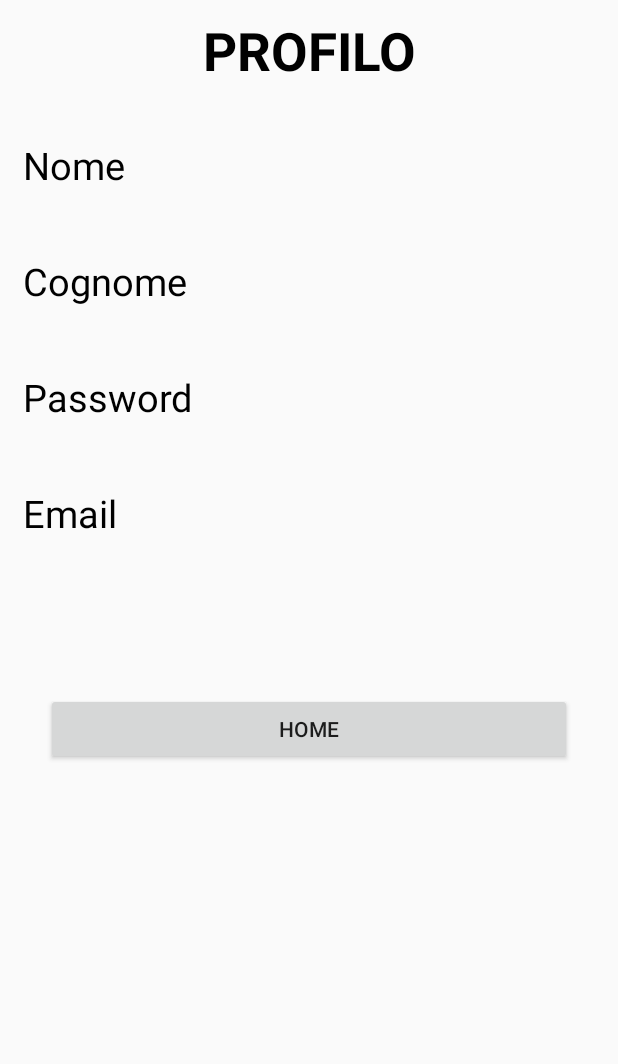
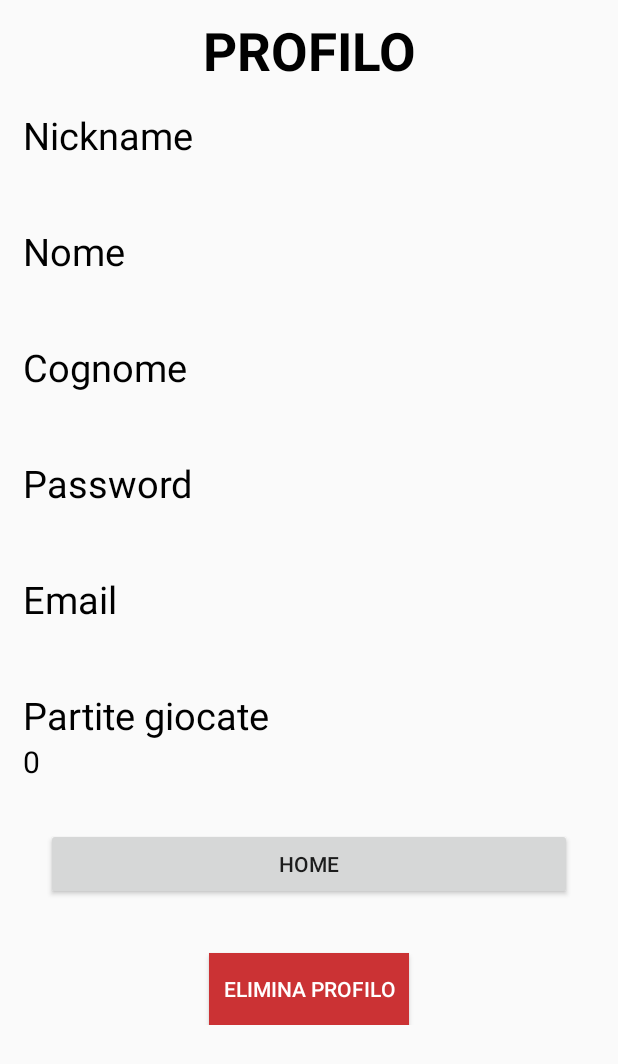
Before and after one commit to luca-ladu-95/ProjectIUM, an Android app: the Profilo screen opened directly, with no data from a screen before it, on a phone screen of 412 x 824 dp. Shown: the top 1064 px of the screen. Run offline under Robolectric (Android 15) with nearby library versions, the phone set to English and light mode, and no system bars.

Commit message:
Ho aggiunto i messagi per la doppia conferma, come dice spano Meglio di un buon messaggio di errore c'è la prevenzione DUREX PERCHE' NOI VALIAMO

```diff
--- a/app/src/main/java/com/example/projectium/Login.java
+++ b/app/src/main/java/com/example/projectium/Login.java
@@ -34,12 +34,12 @@ public class Login extends AppCompatActivity {
         loginButton = findViewById(R.id.buttonLogin);
         registrati = findViewById(R.id.registrazione); //cambiato da bottone a parola
 
-        /*Debug codice*/
+        /*Debug codice
 
-        Persona persona1= new Persona("luca","Luca","Ladu","1234","1234","laduluca95@hotm.it");
+        Persona persona1= new Persona("luca","Luca","Ladu","1234","1234","laduluca95@hotm.it","0");
         utenti.put("luca",persona1);
 
-        /*Fine debug*/
+        Fine debug*/
 
 
         loginButton.setOnClickListener(new View.OnClickListener() {
--- a/app/src/main/java/com/example/projectium/Persona.java
+++ b/app/src/main/java/com/example/projectium/Persona.java
@@ -10,6 +10,7 @@ public class Persona implements Serializable {
     private String passowrd;
     private String cpassword;
     private String email;
+    private String partite;
 
     public Persona(){
         this.setUserId("");
@@ -18,15 +19,17 @@ public class Persona implements Serializable {
         this.setPassword("");
         this.setCPassword("");
         this.setEmail("");
+        this.setPartite("0");
     }
 
-    public Persona(String userId, String nome, String cognome, String password, String cpassword, String email) {
+    public Persona(String userId, String nome, String cognome, String password, String cpassword, String email,String partite) {
         this.setUserId(userId);
         this.setNome(nome);
         this.setCognome(cognome);
         this.setPassword(password);
         this.setCPassword(cpassword);
         this.setEmail(email);
+        this.setPartite("0");
     }
 
     public String getUserId() {
@@ -78,4 +81,11 @@ public class Persona implements Serializable {
     }
 
 
+    public String getPartite() {
+        return partite;
+    }
+
+    public void setPartite(String partite) {
+        this.partite = partite;
+    }
 }
--- a/app/src/main/java/com/example/projectium/Profilo.java
+++ b/app/src/main/java/com/example/projectium/Profilo.java
@@ -1,7 +1,9 @@
 package com.example.projectium;
 
+import androidx.appcompat.app.AlertDialog;
 import androidx.appcompat.app.AppCompatActivity;
 
+import android.content.DialogInterface;
 import android.content.Intent;
 import android.os.Bundle;
 import android.view.View;
@@ -11,12 +13,13 @@ import android.widget.TextView;
 import java.io.Serializable;
 
 import static com.example.projectium.Login.PERSON_DA_PASSARE;
+import static com.example.projectium.Login.utenti;
 
 public class Profilo extends AppCompatActivity {
 
     Persona persona;
-    TextView nome,cognome,email,passowrd;
-    Button esci;
+    TextView nome,cognome,email,passowrd,partite;
+    Button esci,eliminaProfilo;
     @Override
     protected void onCreate(Bundle savedInstanceState) {
         super.onCreate(savedInstanceState);
@@ -28,6 +31,8 @@ public class Profilo extends AppCompatActivity {
         email=findViewById(R.id.email_fragment_profilo);
         passowrd=findViewById(R.id.password_fragment_profilo);
         esci=findViewById(R.id.button_profilo_home);
+        partite=findViewById(R.id.partite_fragmewnt_profilo);
+        eliminaProfilo=findViewById(R.id.button_elimina_profilo);
 
 
         Intent intent = getIntent();
@@ -39,10 +44,13 @@ public class Profilo extends AppCompatActivity {
             persona = new Persona();
         }
 
+
         nome.setText(persona.getNome());
         cognome.setText(persona.getCognome());
         email.setText(persona.getEmail());
         passowrd.setText(persona.getPassowrd());
+        partite.setText(persona.getPartite());
+
 
 
         esci.setOnClickListener(new View.OnClickListener() {
@@ -57,5 +65,49 @@ public class Profilo extends AppCompatActivity {
             }
         });
 
+        eliminaProfilo.setOnClickListener(new View.OnClickListener() {
+            @Override
+            public void onClick(View v) {
+
+                //Richiamo la
+                AlertDialog diaBox = AskOption();
+                diaBox.show();
+
+            }
+        });
+
+    }
+
+    private AlertDialog AskOption()
+    {
+        AlertDialog myQuittingDialogBox = new AlertDialog.Builder(this)
+                // finestra di conferma eliminazione
+                .setTitle("Attenzione")
+                .setMessage("Vuoi davvero eliminare il profilo e tutti i suoi dati associati?")
+
+
+                .setPositiveButton("elimina", new DialogInterface.OnClickListener() {
+
+                    public void onClick(DialogInterface dialog, int whichButton) {
+                        utenti.remove(persona.getUserId());
+                        persona=null;
+                        Intent showHOME = new Intent(Profilo.this, Login.class);
+                        startActivity(showHOME);
+                        finish();
+
+                        dialog.dismiss();
+                    }
+
+                })
+                .setNegativeButton("annulla", new DialogInterface.OnClickListener() {
+                    public void onClick(DialogInterface dialog, int which) {
+
+                        dialog.dismiss();
+
+                    }
+                })
+                .create();
+
+        return myQuittingDialogBox;
     }
 }
--- a/app/src/main/java/com/example/projectium/Registrazione.java
+++ b/app/src/main/java/com/example/projectium/Registrazione.java
@@ -126,7 +126,7 @@ public class Registrazione extends AppCompatActivity {
         this.utente.setPassword(this.pass.getText().toString());
         this.utente.setCPassword(this.cpass.getText().toString());
         this.utente.setEmail(this.email.getText().toString());
-
+        this.utente.setPartite("0");
     }
 
 }
--- a/app/src/main/res/layout/activity_profilo.xml
+++ b/app/src/main/res/layout/activity_profilo.xml
@@ -30,11 +30,24 @@
             android:layout_height="wrap_content"
             android:orientation="vertical">
 
+            <TextView
+                android:id="@+id/textView7"
+                android:layout_width="match_parent"
+                android:layout_height="wrap_content"
+                android:text="Nickname"
+                android:textColor="@color/nero"
+                android:textSize="25dp" />
+
+            <TextView
+                android:id="@+id/userName_fragment_profilo"
+                android:layout_width="match_parent"
+                android:layout_height="wrap_content"
+                android:textColor="@color/nero"
+                android:textSize="20dp" />
+
             <Space
                 android:layout_width="match_parent"
-                android:layout_height="20dp">
-
-            </Space>
+                android:layout_height="15dp" />
 
             <TextView
                 android:id="@+id/textView4"
@@ -112,22 +125,55 @@
                 android:text=""
                 android:textSize="20dp"/>
 
+            <Space
+                android:layout_width="match_parent"
+                android:layout_height="15dp" />
+
+            <TextView
+                android:id="@+id/textView"
+                android:layout_width="match_parent"
+                android:layout_height="wrap_content"
+                android:text="Partite giocate"
+                android:textColor="@color/nero"
+                android:textSize="25dp" />
+
+            <TextView
+                android:id="@+id/partite_fragmewnt_profilo"
+                android:layout_width="match_parent"
+                android:layout_height="wrap_content"
+                android:textColor="@color/nero"
+                android:textSize="20dp" />
+
+            <Space
+                android:layout_width="match_parent"
+                android:layout_height="15dp" />
+
             <LinearLayout
                 android:layout_width="match_parent"
                 android:layout_height="match_parent"
                 android:padding="15dp"
                 android:orientation="vertical">
 
-                <Space
-                    android:layout_width="match_parent"
-                    android:layout_height="60dp" />
-
                 <Button
                     android:id="@+id/button_profilo_home"
                     android:layout_width="match_parent"
                     android:layout_height="wrap_content"
                     android:text="Home" />
+
+                <Space
+                    android:layout_width="match_parent"
+                    android:layout_height="20dp" />
             </LinearLayout>
+
+            <Button
+                android:id="@+id/button_elimina_profilo"
+                android:layout_width="133dp"
+                android:layout_height="wrap_content"
+                android:layout_gravity="center"
+                android:background="@color/rosso"
+                android:gravity="center"
+                android:text="elimina profilo"
+                android:textColor="@color/bianco" />
 
 
         </LinearLayout>
--- a/app/src/main/res/values/colors.xml
+++ b/app/src/main/res/values/colors.xml
@@ -9,4 +9,5 @@
     <color name="grigio">#808080</color>
     <color name="blu">#0000ff</color>
     <color name="giallo2">#FCC702</color>
+    <color name="rosso">#cb3234</color>
 </resources>
```
Also changed, not shown: app/src/main/java/com/example/projectium/Home.java (+38 -8 lines).
